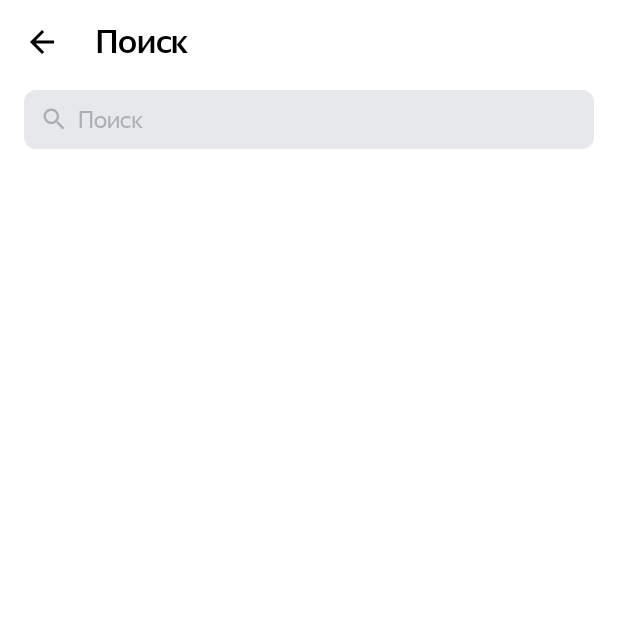
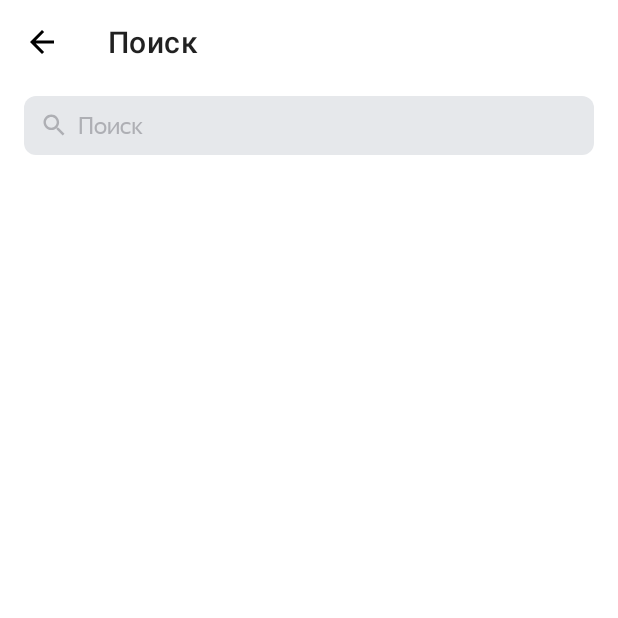
Before and after one commit to andrei-urich/Playlist_Maker, an Android app: the SearchActivity screen opened directly, with no data from a screen before it, on a phone screen of 412 x 824 dp, the top half of it. Run offline under Robolectric (Android 15) with nearby library versions, the phone set to English and light mode, and no system bars.

Commit message:
1. На экране Поиск поменял вьюшки в заголовке на тулбар.

```diff
--- a/app/src/main/java/com/example/playlistmaker/SearchActivity.kt
+++ b/app/src/main/java/com/example/playlistmaker/SearchActivity.kt
@@ -11,6 +11,7 @@ import android.view.inputmethod.InputMethodManager
 import android.widget.EditText
 import android.widget.ImageView
 import androidx.appcompat.app.AppCompatActivity
+import androidx.appcompat.widget.Toolbar
 
 
 class SearchActivity : AppCompatActivity() {
@@ -21,7 +22,7 @@ class SearchActivity : AppCompatActivity() {
         super.onCreate(savedInstanceState)
         setContentView(R.layout.activity_search)
 
-        val backButton = findViewById<ImageView>(R.id.iv_Back)
+        val toolbar = findViewById<Toolbar>(R.id.tbSearch)
         val searchBar = findViewById<EditText>(R.id.search_bar)
         val clearButton = findViewById<ImageView>(R.id.iv_clearButton)
         val searchScreen = findViewById<View>(R.id.search_main)
@@ -31,7 +32,7 @@ class SearchActivity : AppCompatActivity() {
         val inputMethodManager =
             getSystemService(Context.INPUT_METHOD_SERVICE) as? InputMethodManager
 
-        backButton.setOnClickListener {
+        toolbar.setOnClickListener {
             val intent = Intent(this, MainActivity::class.java)
             startActivity(intent)
         }
--- a/app/src/main/res/drawable/ic_arrow_back.xml
+++ b/app/src/main/res/drawable/ic_arrow_back.xml
@@ -8,6 +8,6 @@
         android:pathData="M0,0h24v24h-24z"/>
     <path
         android:pathData="M20,11H7.83L13.42,5.41L12,4L4,12L12,20L13.41,18.59L7.83,13H20V11Z"
-        android:fillColor="#1A1B22"/>
+        android:fillColor="@color/text_primary"/>
   </group>
 </vector>
--- a/app/src/main/res/layout/activity_search.xml
+++ b/app/src/main/res/layout/activity_search.xml
@@ -6,21 +6,22 @@
     android:layout_width="match_parent"
     android:layout_height="match_parent">
 
-    <!-- Хедер экрана -->
+    <!-- Тулбар -->
 
-    <ImageView
-        android:id="@+id/iv_Back"
-        style="@style/header_image_style"
-        android:src="@drawable/ic_arrow_back"
+    <androidx.appcompat.widget.Toolbar
+        android:id="@+id/tbSearch"
+        android:layout_width="match_parent"
+        android:layout_height="wrap_content"
         app:layout_constraintStart_toStartOf="parent"
-        app:layout_constraintTop_toTopOf="parent" />
+        app:layout_constraintEnd_toEndOf="parent"
+        app:layout_constraintTop_toTopOf="parent"
+        android:background="@color/primary"
+        app:title="@string/search_head"
+        app:navigationIcon="@drawable/ic_arrow_back"
 
-    <TextView
-        android:id="@+id/tv_head"
-        style="@style/header_style"
-        android:text="@string/search_head"
-        app:layout_constraintStart_toEndOf="@+id/iv_Back"
-        app:layout_constraintTop_toTopOf="parent" />
+        >
+
+    </androidx.appcompat.widget.Toolbar>
 
     <FrameLayout
         android:layout_width="match_parent"
@@ -28,8 +29,7 @@
         android:layout_marginHorizontal="@dimen/margin_horizontal"
         android:layout_marginVertical="@dimen/search_view_margin_top"
         android:background="@drawable/edittext_bg"
-        app:layout_constraintTop_toBottomOf="@+id/tv_head"
-
+        app:layout_constraintTop_toBottomOf="@+id/tbSearch"
         >
 
 
--- a/app/src/main/res/values-night/colors.xml
+++ b/app/src/main/res/values-night/colors.xml
@@ -1,7 +1,7 @@
 <?xml version="1.0" encoding="utf-8"?>
 <resources>
     <color name="text_primary">#FFFFFFFF</color>
-    <color name="primary">#FF000000</color>
+    <color name="primary">#1A1B22</color>
     <color name="main_screen">#1A1B22</color>
     <color name="main_button">#FFFFFFFF</color>
     <color name="image_button">#FFFFFFFF</color>
```
